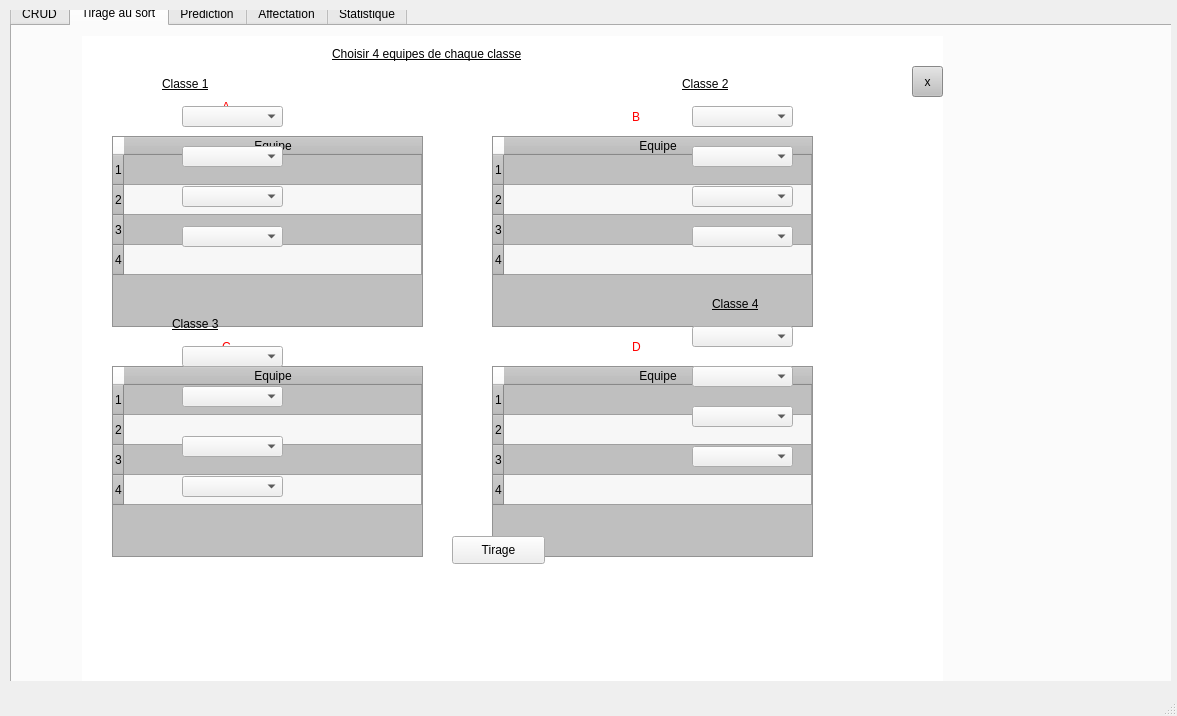
This is mainwindow.ui in msii-esprit/Projet_CPP_2A26 as Qt 5 draws it before an edit. The edited form follows.
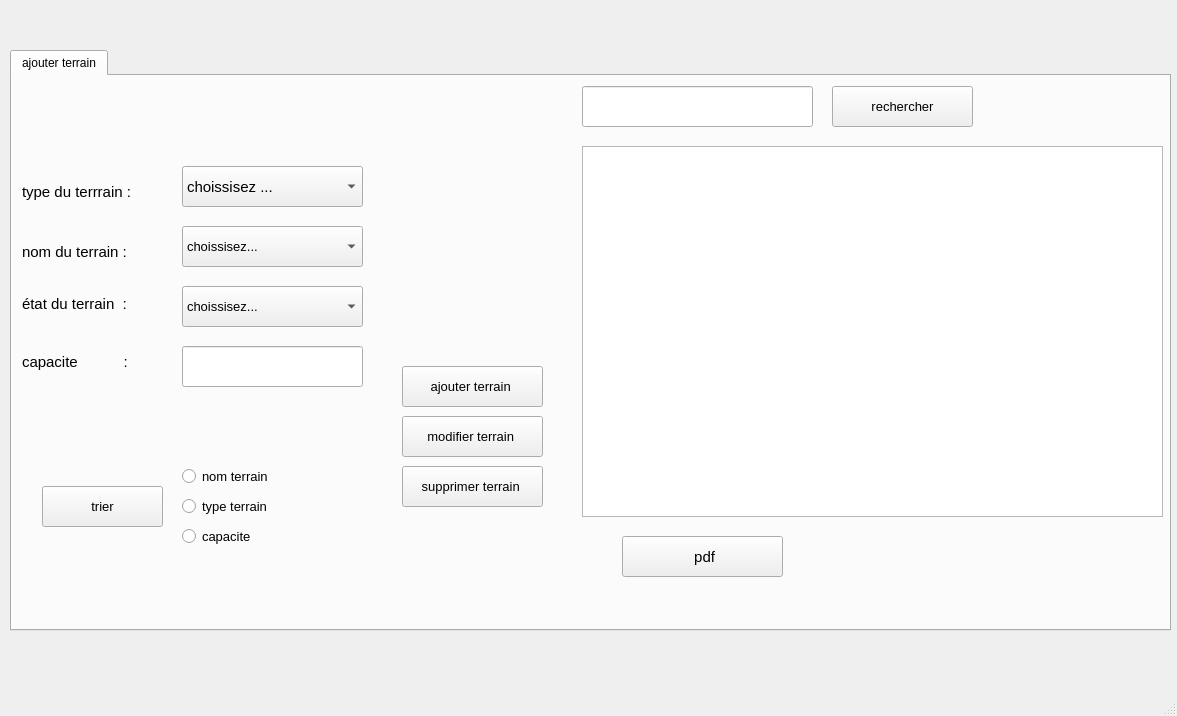
This is the edited form. The open tabs and pages were chosen to show the change.

Diff of the .ui file:
```diff
--- a/mainwindow.ui
+++ b/mainwindow.ui
@@ -24,7 +24,7 @@
      </rect>
     </property>
     <property name="currentIndex">
-     <number>4</number>
+     <number>5</number>
     </property>
     <widget class="QWidget" name="page">
      <widget class="QLabel" name="nutilisateur">
@@ -5496,6 +5496,420 @@
       </widget>
      </widget>
     </widget>
+    <widget class="QWidget" name="page_6">
+     <widget class="QTabWidget" name="tabWidget_5">
+      <property name="geometry">
+       <rect>
+        <x>0</x>
+        <y>40</y>
+        <width>1161</width>
+        <height>581</height>
+       </rect>
+      </property>
+      <property name="currentIndex">
+       <number>0</number>
+      </property>
+      <widget class="QWidget" name="tab_14">
+       <attribute name="title">
+        <string>ajouter terrain</string>
+       </attribute>
+       <widget class="QLabel" name="label_65">
+        <property name="geometry">
+         <rect>
+          <x>10</x>
+          <y>160</y>
+          <width>151</width>
+          <height>31</height>
+         </rect>
+        </property>
+        <property name="font">
+         <font>
+          <pointsize>11</pointsize>
+         </font>
+        </property>
+        <property name="text">
+         <string>nom du terrain :</string>
+        </property>
+       </widget>
+       <widget class="QLabel" name="label_66">
+        <property name="geometry">
+         <rect>
+          <x>10</x>
+          <y>100</y>
+          <width>151</width>
+          <height>31</height>
+         </rect>
+        </property>
+        <property name="font">
+         <font>
+          <pointsize>11</pointsize>
+         </font>
+        </property>
+        <property name="text">
+         <string>type du terrrain :</string>
+        </property>
+       </widget>
+       <widget class="QComboBox" name="type_TU">
+        <property name="geometry">
+         <rect>
+          <x>170</x>
+          <y>90</y>
+          <width>181</width>
+          <height>41</height>
+         </rect>
+        </property>
+        <property name="font">
+         <font>
+          <pointsize>11</pointsize>
+         </font>
+        </property>
+        <item>
+         <property name="text">
+          <string>choissisez ...</string>
+         </property>
+        </item>
+        <item>
+         <property name="text">
+          <string>terrain football</string>
+         </property>
+        </item>
+        <item>
+         <property name="text">
+          <string>terrain basketball</string>
+         </property>
+        </item>
+        <item>
+         <property name="text">
+          <string>piscine </string>
+         </property>
+        </item>
+       </widget>
+       <widget class="QLabel" name="label_67">
+        <property name="geometry">
+         <rect>
+          <x>10</x>
+          <y>270</y>
+          <width>151</width>
+          <height>31</height>
+         </rect>
+        </property>
+        <property name="font">
+         <font>
+          <pointsize>11</pointsize>
+         </font>
+        </property>
+        <property name="text">
+         <string>capacite           :</string>
+        </property>
+       </widget>
+       <widget class="QLabel" name="label_68">
+        <property name="geometry">
+         <rect>
+          <x>10</x>
+          <y>220</y>
+          <width>141</width>
+          <height>16</height>
+         </rect>
+        </property>
+        <property name="font">
+         <font>
+          <pointsize>11</pointsize>
+         </font>
+        </property>
+        <property name="text">
+         <string>état du terrain  :</string>
+        </property>
+       </widget>
+       <widget class="QPushButton" name="ajouter">
+        <property name="geometry">
+         <rect>
+          <x>390</x>
+          <y>290</y>
+          <width>141</width>
+          <height>41</height>
+         </rect>
+        </property>
+        <property name="font">
+         <font>
+          <pointsize>10</pointsize>
+         </font>
+        </property>
+        <property name="text">
+         <string>ajouter terrain </string>
+        </property>
+       </widget>
+       <widget class="QPushButton" name="pushButton_15">
+        <property name="geometry">
+         <rect>
+          <x>390</x>
+          <y>340</y>
+          <width>141</width>
+          <height>41</height>
+         </rect>
+        </property>
+        <property name="font">
+         <font>
+          <pointsize>10</pointsize>
+         </font>
+        </property>
+        <property name="text">
+         <string>modifier terrain </string>
+        </property>
+       </widget>
+       <widget class="QPushButton" name="supprimer">
+        <property name="geometry">
+         <rect>
+          <x>390</x>
+          <y>390</y>
+          <width>141</width>
+          <height>41</height>
+         </rect>
+        </property>
+        <property name="font">
+         <font>
+          <pointsize>10</pointsize>
+         </font>
+        </property>
+        <property name="text">
+         <string>supprimer terrain </string>
+        </property>
+       </widget>
+       <widget class="QLineEdit" name="rechercher_TU">
+        <property name="geometry">
+         <rect>
+          <x>570</x>
+          <y>10</y>
+          <width>231</width>
+          <height>41</height>
+         </rect>
+        </property>
+       </widget>
+       <widget class="QComboBox" name="etat_TU">
+        <property name="geometry">
+         <rect>
+          <x>170</x>
+          <y>210</y>
+          <width>181</width>
+          <height>41</height>
+         </rect>
+        </property>
+        <property name="font">
+         <font>
+          <pointsize>10</pointsize>
+         </font>
+        </property>
+        <item>
+         <property name="text">
+          <string>choissisez...</string>
+         </property>
+        </item>
+        <item>
+         <property name="text">
+          <string>mediocre</string>
+         </property>
+        </item>
+        <item>
+         <property name="text">
+          <string>bonne</string>
+         </property>
+        </item>
+        <item>
+         <property name="text">
+          <string>excellente</string>
+         </property>
+        </item>
+       </widget>
+       <widget class="QLineEdit" name="capacite_TU">
+        <property name="geometry">
+         <rect>
+          <x>170</x>
+          <y>270</y>
+          <width>181</width>
+          <height>41</height>
+         </rect>
+        </property>
+       </widget>
+       <widget class="QComboBox" name="nom_TU">
+        <property name="geometry">
+         <rect>
+          <x>170</x>
+          <y>150</y>
+          <width>181</width>
+          <height>41</height>
+         </rect>
+        </property>
+        <property name="font">
+         <font>
+          <pointsize>10</pointsize>
+         </font>
+        </property>
+        <item>
+         <property name="text">
+          <string>choissisez...</string>
+         </property>
+        </item>
+        <item>
+         <property name="text">
+          <string>stade taeib mehiri</string>
+         </property>
+        </item>
+        <item>
+         <property name="text">
+          <string>stade mustapha-ben-jennet</string>
+         </property>
+        </item>
+        <item>
+         <property name="text">
+          <string>stade du 15 octobre</string>
+         </property>
+        </item>
+        <item>
+         <property name="text">
+          <string>stade chedly-zouiten</string>
+         </property>
+        </item>
+        <item>
+         <property name="text">
+          <string>stade municipal de hammam lif</string>
+         </property>
+        </item>
+        <item>
+         <property name="text">
+          <string>stade olympique de sousse </string>
+         </property>
+        </item>
+        <item>
+         <property name="text">
+          <string>stade olympique de rades </string>
+         </property>
+        </item>
+        <item>
+         <property name="text">
+          <string>stade olympique d'el manzeh</string>
+         </property>
+        </item>
+       </widget>
+       <widget class="QTableView" name="tableView_7">
+        <property name="geometry">
+         <rect>
+          <x>570</x>
+          <y>70</y>
+          <width>581</width>
+          <height>371</height>
+         </rect>
+        </property>
+       </widget>
+       <widget class="QPushButton" name="rechercher">
+        <property name="geometry">
+         <rect>
+          <x>820</x>
+          <y>10</y>
+          <width>141</width>
+          <height>41</height>
+         </rect>
+        </property>
+        <property name="font">
+         <font>
+          <pointsize>10</pointsize>
+         </font>
+        </property>
+        <property name="text">
+         <string>rechercher</string>
+        </property>
+       </widget>
+       <widget class="QRadioButton" name="radioButton_3">
+        <property name="geometry">
+         <rect>
+          <x>170</x>
+          <y>390</y>
+          <width>121</width>
+          <height>20</height>
+         </rect>
+        </property>
+        <property name="font">
+         <font>
+          <pointsize>10</pointsize>
+         </font>
+        </property>
+        <property name="text">
+         <string>nom terrain </string>
+        </property>
+       </widget>
+       <widget class="QRadioButton" name="radioButton_4">
+        <property name="geometry">
+         <rect>
+          <x>170</x>
+          <y>420</y>
+          <width>121</width>
+          <height>20</height>
+         </rect>
+        </property>
+        <property name="font">
+         <font>
+          <pointsize>10</pointsize>
+         </font>
+        </property>
+        <property name="text">
+         <string>type terrain</string>
+        </property>
+       </widget>
+       <widget class="QRadioButton" name="radioButton_5">
+        <property name="geometry">
+         <rect>
+          <x>170</x>
+          <y>450</y>
+          <width>121</width>
+          <height>20</height>
+         </rect>
+        </property>
+        <property name="font">
+         <font>
+          <pointsize>10</pointsize>
+         </font>
+        </property>
+        <property name="text">
+         <string>capacite</string>
+        </property>
+       </widget>
+       <widget class="QPushButton" name="trier">
+        <property name="geometry">
+         <rect>
+          <x>30</x>
+          <y>410</y>
+          <width>121</width>
+          <height>41</height>
+         </rect>
+        </property>
+        <property name="font">
+         <font>
+          <pointsize>10</pointsize>
+         </font>
+        </property>
+        <property name="text">
+         <string>trier</string>
+        </property>
+       </widget>
+       <widget class="QPushButton" name="imprimerpdf">
+        <property name="geometry">
+         <rect>
+          <x>610</x>
+          <y>460</y>
+          <width>161</width>
+          <height>41</height>
+         </rect>
+        </property>
+        <property name="font">
+         <font>
+          <pointsize>11</pointsize>
+         </font>
+        </property>
+        <property name="text">
+         <string> pdf</string>
+        </property>
+       </widget>
+      </widget>
+     </widget>
+    </widget>
    </widget>
   </widget>
   <widget class="QMenuBar" name="menubar">
```
Left out of the diff: 2 changed lines with no effect on the pictures.
